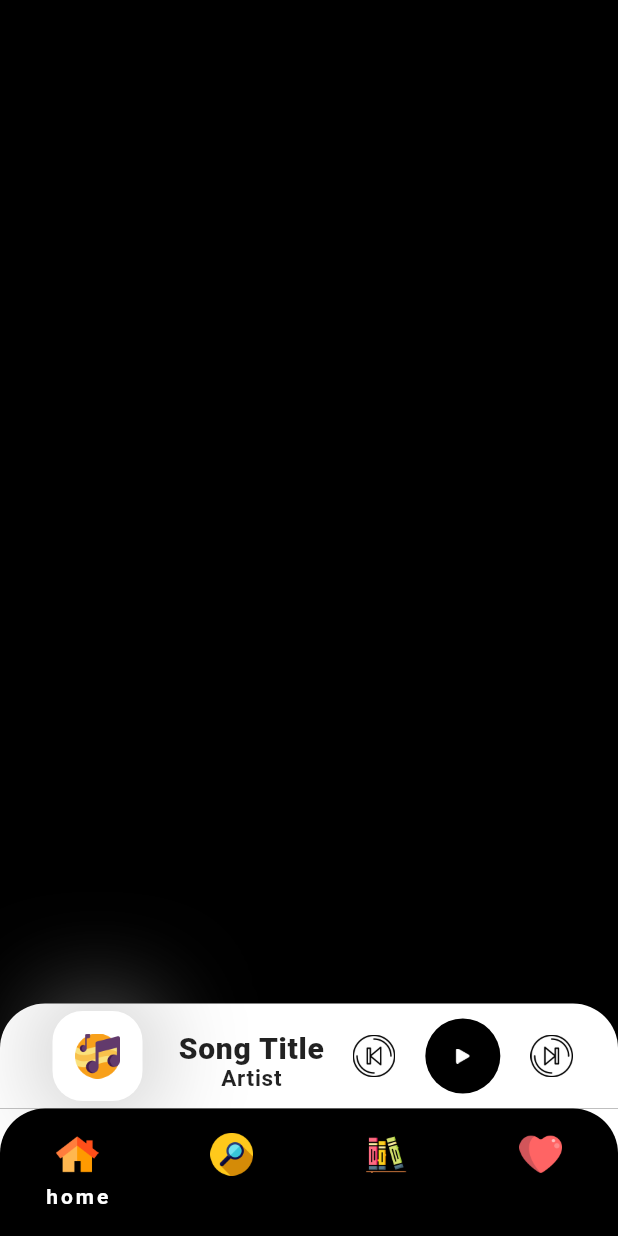
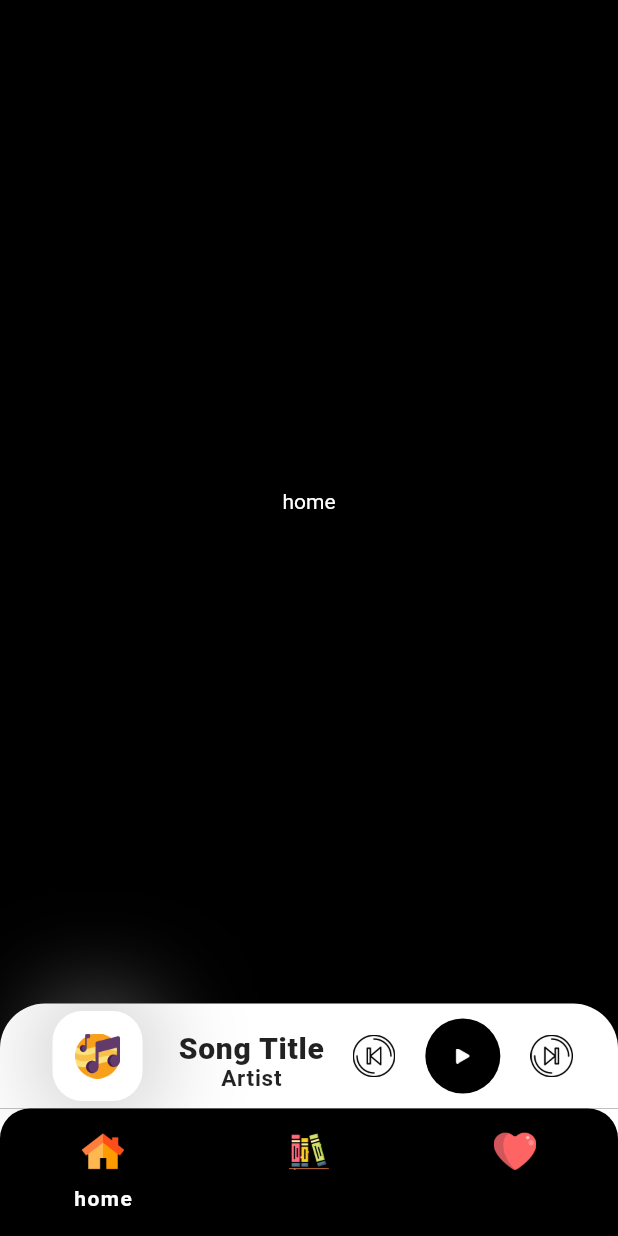
Before and after one commit to asmitranjansinha/Linus, a Flutter app: the screen it shows after launch, on a phone screen of 412 x 824 dp. Run offline on Flutter 3.47's test engine with Material 2 defaults, Android fonts, the phone set to English and light mode, and no system bars; our stand-ins replace get, lottie; missing offline and left inert: flutter_advanced_seekbar.

```diff
--- a/source/linusplayer/lib/main.dart
+++ b/source/linusplayer/lib/main.dart
@@ -1,4 +1,5 @@
 import 'package:flutter/material.dart';
+import 'package:get/get.dart';
 import 'package:linusplayer/views/base/bottom_navigartion_bar.dart';
 import 'package:linusplayer/views/music_player/music_player_screen.dart';
 
@@ -11,7 +12,7 @@ class MyApp extends StatelessWidget {
 
   @override
   Widget build(BuildContext context) {
-    return MaterialApp(
+    return GetMaterialApp(
       title: 'Flutter Demo',
       debugShowCheckedModeBanner: false,
       theme: ThemeData(
--- a/source/linusplayer/lib/views/base/bottom_music_container.dart
+++ b/source/linusplayer/lib/views/base/bottom_music_container.dart
@@ -1,4 +1,6 @@
 import 'package:flutter/material.dart';
+import 'package:get/get.dart';
+import 'package:linusplayer/views/music_player/music_player_screen.dart';
 
 import '../../constants/images.dart';
 
@@ -7,7 +9,14 @@ class BottomMusicContainer extends StatelessWidget {
 
   @override
   Widget build(BuildContext context) {
-    return Container(
+    return InkWell(
+      onTap: () {
+        Get.off(() => MusicPlayerScreen(),
+            transition: Transition.downToUp,
+            duration: Duration(milliseconds: 900),
+            popGesture: true);
+      },
+      child: Container(
         height: 70,
         decoration: const BoxDecoration(
             color: Colors.white,
@@ -95,6 +104,7 @@ class BottomMusicContainer extends StatelessWidget {
             ],
           ),
         ),
+      ),
     );
   }
 }
--- a/source/linusplayer/lib/views/base/bottom_navigartion_bar.dart
+++ b/source/linusplayer/lib/views/base/bottom_navigartion_bar.dart
@@ -3,7 +3,6 @@ import 'package:linusplayer/constants/images.dart';
 import 'package:linusplayer/views/favourite/favourite_page.dart';
 import 'package:linusplayer/views/home/home_page.dart';
 import 'package:linusplayer/views/library/library_page.dart';
-import 'package:linusplayer/views/search/search_page.dart';
 
 class BottomNavigation extends StatefulWidget {
   const BottomNavigation({super.key});
@@ -15,12 +14,7 @@ class BottomNavigation extends StatefulWidget {
 class _BottomNavigationState extends State<BottomNavigation> {
   int _selectedIndex = 0;
 
-  final screen = [
-    const HomePage(),
-    const SearchPage(),
-    const LibraryPage(),
-    const FavouritePage()
-  ];
+  final screen = [const HomePage(), const LibraryPage(), const FavouritePage()];
 
   void _onItemTapped(int index) {
     setState(() {
@@ -38,11 +32,11 @@ class _BottomNavigationState extends State<BottomNavigation> {
         decoration: const BoxDecoration(
             color: Colors.black,
             borderRadius: BorderRadius.only(
-                topLeft: Radius.circular(30), topRight: Radius.circular(30))),
+                topLeft: Radius.circular(20), topRight: Radius.circular(20))),
         child: BottomNavigationBar(
           selectedItemColor: Colors.white,
           selectedLabelStyle: const TextStyle(
-              fontWeight: FontWeight.w700, letterSpacing: 2, height: 1.7),
+              fontWeight: FontWeight.bold, letterSpacing: 1, height: 2),
           currentIndex: _selectedIndex,
           onTap: _onItemTapped,
           type: BottomNavigationBarType.fixed,
@@ -56,12 +50,6 @@ class _BottomNavigationState extends State<BottomNavigation> {
               ),
               label: "home",
             ),
-            BottomNavigationBarItem(
-                icon: Image.asset(
-                  Images.searchGraphic,
-                  scale: 18,
-                ),
-                label: "search"),
             BottomNavigationBarItem(
                 icon: Image.asset(
                   Images.libraryGraphic,
--- a/source/linusplayer/lib/views/home/home_page.dart
+++ b/source/linusplayer/lib/views/home/home_page.dart
@@ -11,7 +11,10 @@ class HomePage extends StatelessWidget {
     return Scaffold(
       bottomNavigationBar: BottomMusicContainer(),
       body: Center(
-        child: Text("home"),
+        child: Text(
+          "home",
+          style: TextStyle(color: Colors.white),
+        ),
       ),
     );
   }
--- a/source/linusplayer/pubspec.yaml
+++ b/source/linusplayer/pubspec.yaml
@@ -38,6 +38,7 @@ dependencies:
   cupertino_icons: ^1.0.2
   lottie: ^2.1.0
   flutter_advanced_seekbar: ^0.0.2
+  get: ^4.6.5
 
 dev_dependencies:
   flutter_test:
```
Also changed, not shown: source/linusplayer/lib/views/favourite/favourite_page.dart (+6 -1 lines), source/linusplayer/lib/views/library/library_page.dart (+8 -1 lines), source/linusplayer/lib/views/music_player/music_player_screen.dart (+9 -0 lines), source/linusplayer/lib/views/search/search_page.dart (deleted, +0 -17 lines), source/linusplayer/pubspec.lock. Lines whose indentation alone changed are shown as unchanged.
